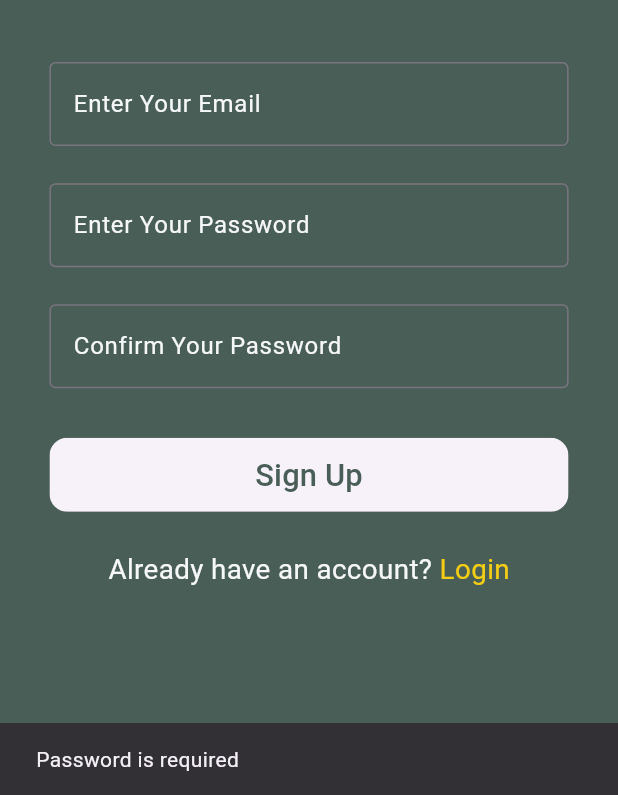
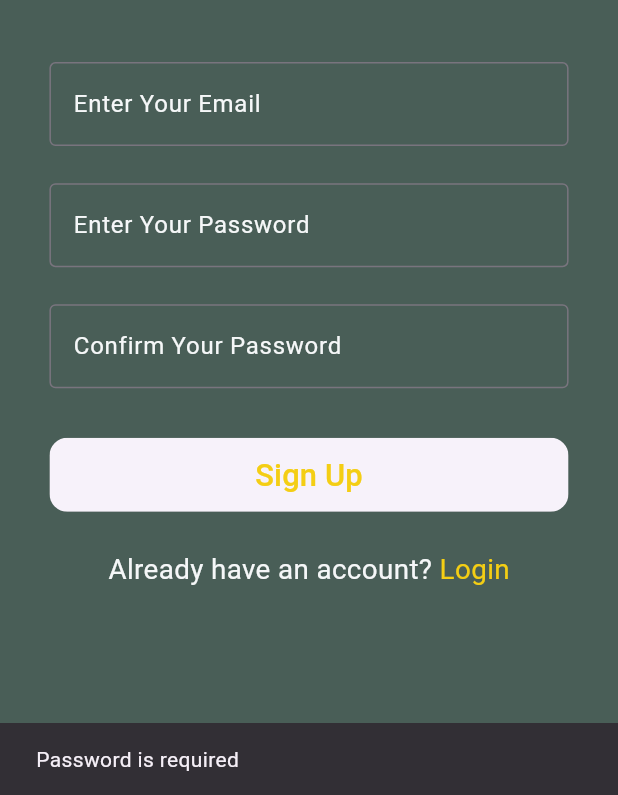
Before and after one commit to KhalidWRamadan/chad_chat, a Flutter app: the SignUpView screen opened by its route, after a tap on "Sign Up", on a phone screen of 412 x 824 dp, the part 441-1236 px from its top. Run offline on Flutter 3.47's test engine with Material 3 defaults, Android fonts, the phone set to English and light mode, and no system bars; our stand-ins replace firebase_auth, firebase_core; accounts and stored records are empty; generated files the repository leaves out were written again.

```diff
--- a/lib/components/custom_button.dart
+++ b/lib/components/custom_button.dart
@@ -23,7 +23,7 @@ class CustomButton extends StatelessWidget {
         child: Text(
           label,
           style: TextStyle(
-            color: subColor,
+            color: yellow,
             fontSize: screenWidth * 0.05, // Dynamic font size
           ),
         ),
--- a/lib/views/sign_up_view.dart
+++ b/lib/views/sign_up_view.dart
@@ -13,6 +13,7 @@ class SignUpView extends StatelessWidget {
     final screenHeight = MediaQuery.of(context).size.height;
     String? email;
     String? password;
+    String? passwordConfirm;
     return Scaffold(
       backgroundColor: mainColor,
       body: SingleChildScrollView(
@@ -68,15 +69,20 @@ class SignUpView extends StatelessWidget {
               SizedBox(
                   height:
                       screenHeight * 0.03), // Space between email and password
-              const CustomTextField(
+              CustomTextField(
                 label: 'Confirm Your Password',
+                onChanged: (data) {
+                  passwordConfirm = data;
+                },
               ),
 
               SizedBox(
                   height: screenHeight * 0.04), // Space before sign-in button
               CustomButton(
                 label: 'Sign Up',
-                onPressed: () async {
+                onPressed: password != passwordConfirm
+                    ? null
+                    : () async {
                         try {
                           if (validatePassword(password) != null) {
                             if (!context.mounted) return;
@@ -86,7 +92,8 @@ class SignUpView extends StatelessWidget {
                               ),
                             );
                           }
-                    await FirebaseAuth.instance.createUserWithEmailAndPassword(
+                          await FirebaseAuth.instance
+                              .createUserWithEmailAndPassword(
                             email: email!,
                             password: password!,
                           );
@@ -95,7 +102,8 @@ class SignUpView extends StatelessWidget {
                             if (!context.mounted) return;
                             ScaffoldMessenger.of(context).showSnackBar(
                               const SnackBar(
-                          content: Text('Weak Password, try stronger one'),
+                                content:
+                                    Text('Weak Password, try stronger one'),
                               ),
                             );
                           } else if (e.code == 'email-already-in-use') {
@@ -106,6 +114,7 @@ class SignUpView extends StatelessWidget {
                               ),
                             );
                           }
+                          Navigator.of(context).pop();
                         } on TypeError catch (_) {
                           if (!context.mounted) return;
                           ScaffoldMessenger.of(context).showSnackBar(
```
Lines whose indentation alone changed are shown as unchanged.
